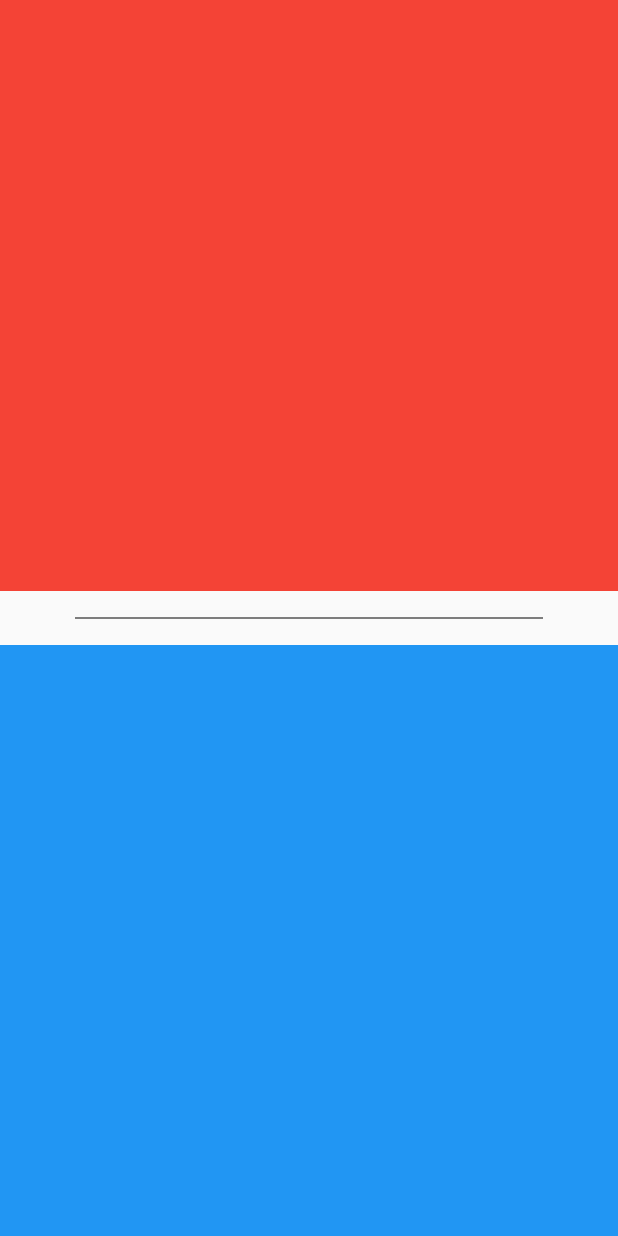
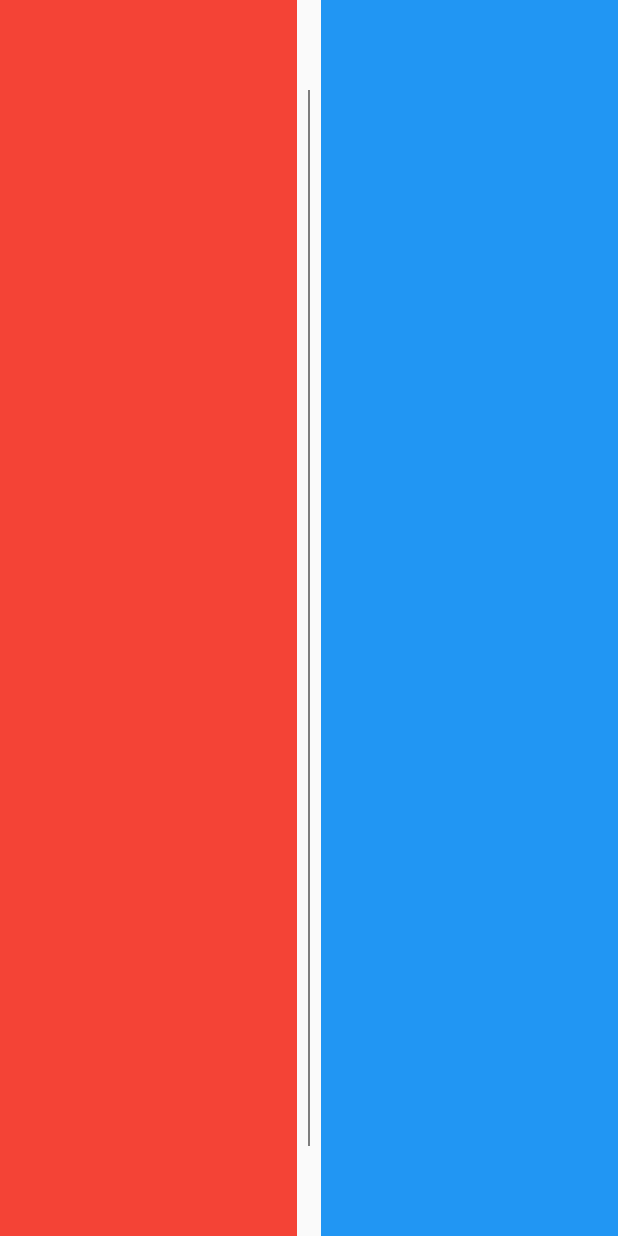
Before and after one commit to swilam202/every-flutter-widget, a Flutter app: the screen it shows after launch, on a phone screen of 412 x 824 dp. Run offline on Flutter 3.47's test engine with Material 2 defaults, Android fonts, the phone set to English and light mode, and no system bars.

Commit message:
vertical divier

```diff
--- a/lib/main.dart
+++ b/lib/main.dart
@@ -2,6 +2,7 @@ import 'package:everyflutterwidget/widgets/will%20pop%20scope.dart';
 import 'package:flutter/material.dart';
 
 import 'widgets/divider.dart';
+import 'widgets/vertical divider.dart';
 import 'widgets/visibility.dart';
 
 void main() {
@@ -14,7 +15,7 @@ class MyApp extends StatelessWidget {
   @override
   Widget build(BuildContext context) {
     return const MaterialApp(
-      home: DividerWidget(),
+      home: VerticalDividerWidget(),
     );
   }
 }
--- /dev/null
+++ b/lib/widgets/vertical divider.dart
@@ -0,0 +1,39 @@
+import 'package:flutter/material.dart';
+
+//*Divider
+//باختصار هي خط فاصل رأسي بين الويجيدتس وبين بعضها
+
+class VerticalDividerWidget extends StatelessWidget {
+  const VerticalDividerWidget({super.key});
+
+  @override
+  Widget build(BuildContext context) {
+    return Scaffold(
+      body: Row(
+        children: [
+          Expanded(
+            child: Container(
+              color: Colors.red,
+            ),
+          ),
+          const Padding(
+            padding: EdgeInsets.symmetric(vertical: 10),
+            child: VerticalDivider(
+              //هنا بتحط لونه
+              color: Colors.black,
+              // هنا المسافة المتسابة بين بداية الشاشة وبداية الخط الفاصل
+              indent: 50,
+              // هنا المسافة المتسابة بين النهاية الشاشة والنهاية الخط الفاصل
+              endIndent: 50,
+            ),
+          ),
+          Expanded(
+            child: Container(
+              color: Colors.blue,
+            ),
+          ),
+        ],
+      ),
+    );
+  }
+}
```
